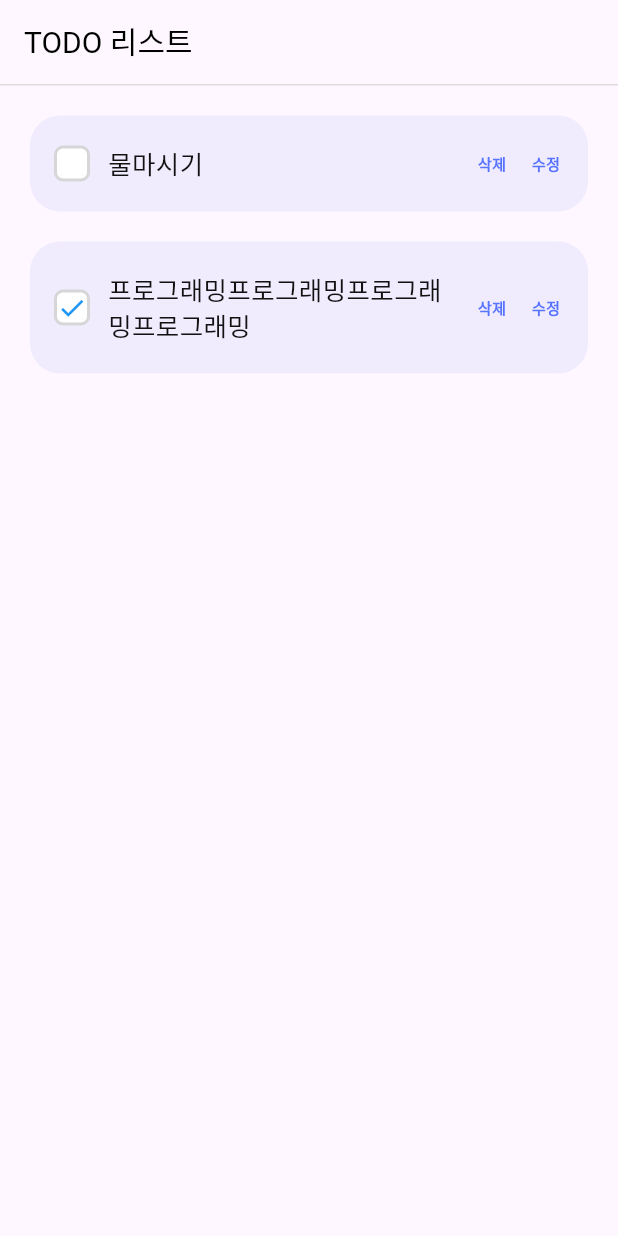
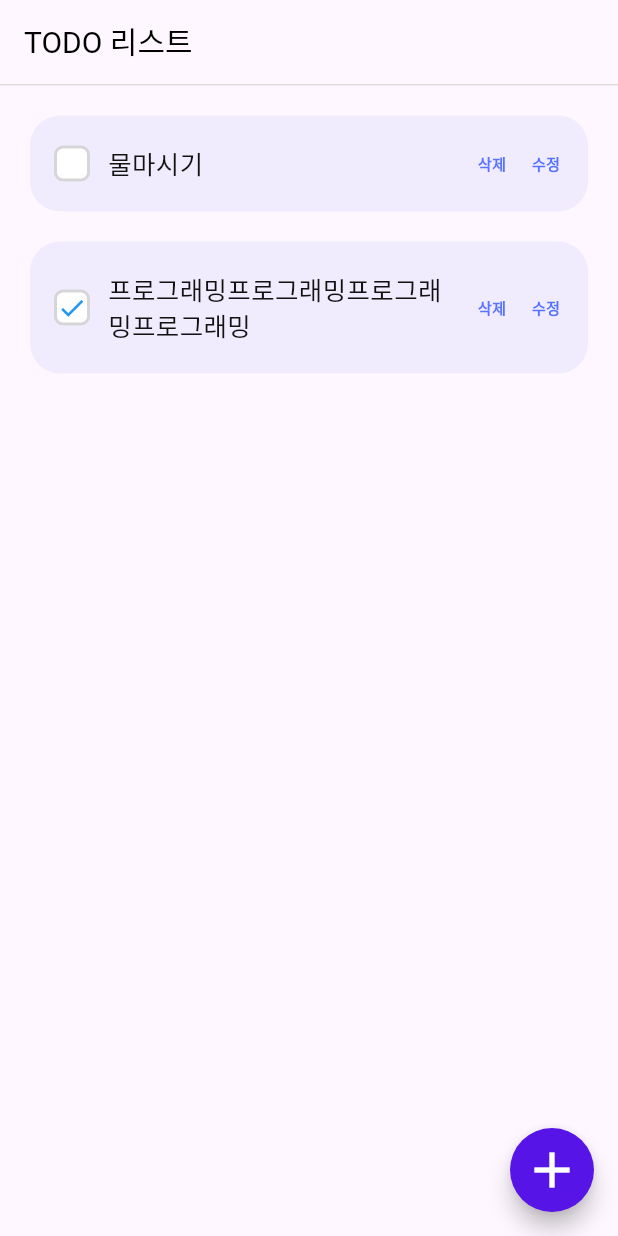
Before and after one commit to bang9lee/flutter_todo_remind, a Flutter app: the screen it shows after launch, on a phone screen of 412 x 824 dp. Run offline on Flutter 3.47's test engine with Material 3 defaults, Android fonts, the light colour scheme and no system bars.

Commit message:
feat: FloatingActionButton

```diff
--- a/lib/ui/home/home_page.dart
+++ b/lib/ui/home/home_page.dart
@@ -7,6 +7,18 @@ class HomePage extends StatelessWidget {
   Widget build(BuildContext context) {
     PreferredSizeWidget;
     return Scaffold(
+      floatingActionButton: FloatingActionButton(
+        shape: CircleBorder(),
+        backgroundColor: Color(0xFF5714E6),
+        foregroundColor: Colors.white,
+        onPressed: () {
+          // TODO 바텀시트 보여주기
+        },
+        child: Icon(
+          Icons.add,
+          size: 40,
+        ),
+      ),
       appBar: AppBar(
         title: Text(
           'TODO 리스트',
```
